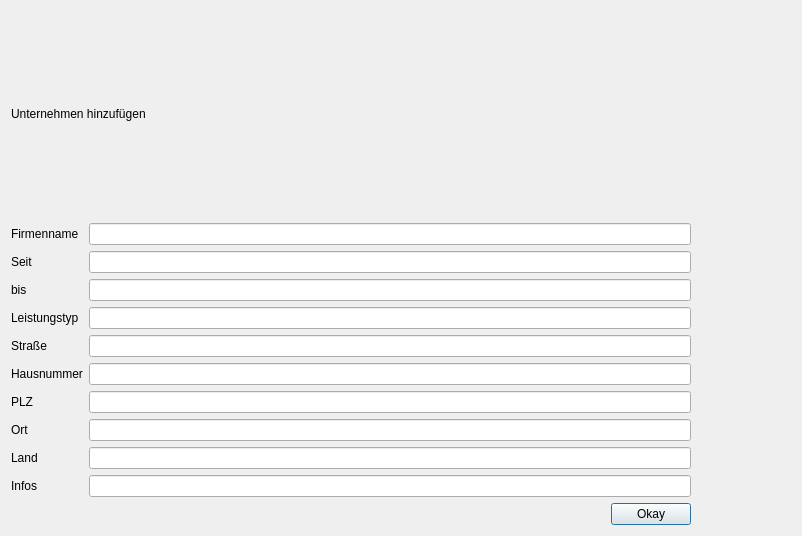
Qt form createcompany.ui (green-lion-racing/glr-database) before a commit.
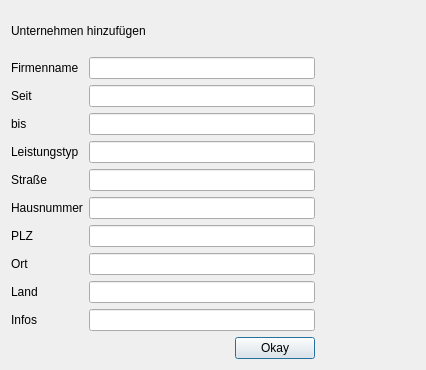
The same form after that commit.

```diff
--- a/createcompany.ui
+++ b/createcompany.ui
@@ -6,8 +6,8 @@
    <rect>
     <x>0</x>
     <y>0</y>
-    <width>802</width>
-    <height>536</height>
+    <width>426</width>
+    <height>370</height>
    </rect>
   </property>
   <property name="windowTitle">
```
